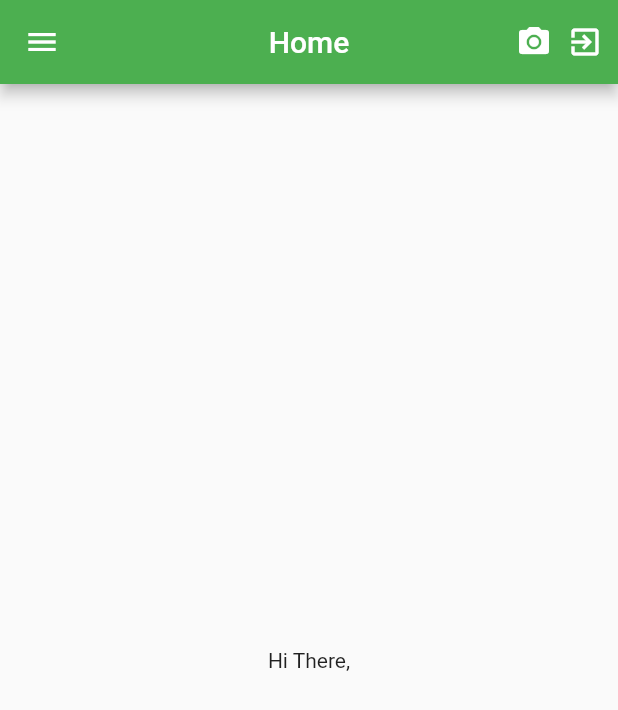
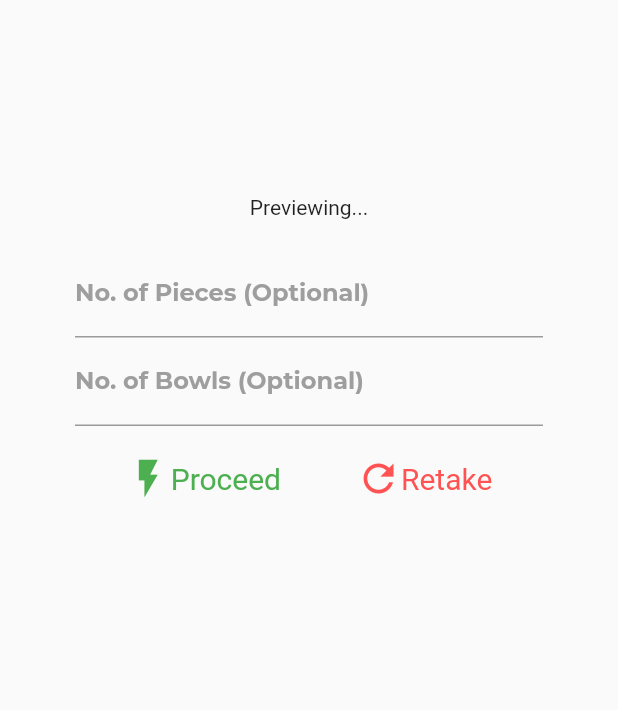
Before and after one commit to allenabraham777/foce-frontend, a Flutter app: the HomePage screen opened by its route, after a tap on the "camera alt" icon, on a phone screen of 412 x 824 dp. Shown: the top 710 px of the screen. Run offline on Flutter 3.47's test engine with Material 2 defaults, Android fonts, the phone set to English and light mode, and no system bars; our stand-ins replace image_picker, shared_preferences; accounts and stored records are empty; project files that could hold a hidden picture were left out.

Commit message:
Image capturing and sending it for processing implemented

```diff
--- a/lib/config/config.dart
+++ b/lib/config/config.dart
@@ -1,2 +1,3 @@
 // const String server_url = "http://192.168.199.14:3000";
+// const String server_url = "http://192.168.43.150:3000";
 const String server_url = "https://foce-backend.herokuapp.com";
--- /dev/null
+++ b/lib/screens/camera.dart
@@ -0,0 +1,213 @@
+import 'package:flutter/material.dart';
+import 'dart:io';
+import 'package:image_picker/image_picker.dart';
+import 'package:frontend/utils/network_utils.dart';
+
+enum CamState {
+  cameraOn,
+  cameraOff,
+  loadingData
+}
+class CameraPage extends StatefulWidget {
+  @override
+  _CameraPageState createState() => _CameraPageState();
+}
+
+class _CameraPageState extends State<CameraPage> {
+  CamState camState = CamState.cameraOn;
+  bool result = false;
+  File _image;
+  String food, calorie;
+
+  Future getImage() async {
+    File image;
+    image = await ImagePicker.pickImage(source: ImageSource.camera);
+    setState(() {
+      _image = image;
+      camState = CamState.cameraOff;
+    });
+  }
+
+  void callCamera () {
+    setState(() {
+      _image = null;
+      camState = CamState.cameraOn;
+    });
+  }
+
+  void processdata() async{
+    Prediction pred = new Prediction();
+    File image = _image;
+    setState(() {
+      result = false;
+      camState = CamState.loadingData;
+    });
+    Map res = await pred.predictCalorie(image);
+    setState(() {
+      food = res["food"];
+      calorie = res["calorie"];
+      result = true;
+    });
+  }
+
+
+  @override
+  Widget build(BuildContext context) {
+    final TextEditingController _piecesController = new TextEditingController();
+    final TextEditingController _bowlsController = new TextEditingController();
+    switch(camState) {
+      case CamState.cameraOn: getImage();
+        break;
+      case CamState.cameraOff: return Scaffold(
+        body: SafeArea(
+          child: SingleChildScrollView(
+            child: Container(
+              child: Center(
+                child: Container(
+                  padding: EdgeInsets.all(50.0),
+                  child: Column(
+                    children: <Widget>[
+                      Container(
+                        child: _image == null ? Container(
+                          padding: EdgeInsets.only(top: 80.0),
+                          child: Text("Previewing...")
+                        ) : Image.file(_image, height: 250.0, width: 250.0)
+                      ),
+                      SizedBox(height: 20.0),
+                      TextField(
+                        controller: _piecesController,
+                        decoration: InputDecoration(
+                          labelText: 'No. of Pieces (Optional)',
+                          labelStyle: TextStyle(
+                            fontFamily: 'Montserrat',
+                            fontWeight: FontWeight.bold,
+                            color: Colors.grey),
+                          focusedBorder: UnderlineInputBorder(
+                            borderSide: BorderSide(
+                              color: Colors.green
+                            )
+                          )
+                        ),
+                      ),
+                      TextField(
+                        controller: _bowlsController,
+                        decoration: InputDecoration(
+                          labelText: 'No. of Bowls (Optional)',
+                          labelStyle: TextStyle(
+                            fontFamily: 'Montserrat',
+                            fontWeight: FontWeight.bold,
+                            color: Colors.grey),
+                          focusedBorder: UnderlineInputBorder(
+                            borderSide: BorderSide(
+                              color: Colors.green
+                            )
+                          )
+                        ),
+                      ),
+                      SizedBox(height: 20.0),
+                      Row(
+                        mainAxisAlignment: MainAxisAlignment.center,
+                        children: <Widget>[
+                          InkWell(
+                            onTap: () {
+                              processdata();
+                            },
+                            child: Row(
+                              children: <Widget>[
+                                Icon(
+                                  Icons.flash_on,
+                                  size: 30.0,
+                                  color: Colors.green,
+                                ),
+                                Text(
+                                  "Proceed",
+                                  style: TextStyle(
+                                    fontSize: 20.0,
+                                    color: Colors.green
+                                  )
+                                )
+                              ],
+                            ),
+                          ),
+                          SizedBox(width: 50.0),
+                          InkWell(
+                            onTap: () {
+                              callCamera();
+                            },
+                            child: Row(
+                              children: <Widget>[
+                                Icon(
+                                  Icons.refresh,
+                                  size: 30.0,
+                                  color: Colors.redAccent
+                                ),
+                                Text(
+                                  "Retake",
+                                  style: TextStyle(
+                                    fontSize: 20.0,
+                                    color: Colors.redAccent
+                                  )
+                                )
+                              ],
+                            ),
+                          ),
+                        ],
+                      ),
+                    ],
+                  ),
+                )
+              )
+            ),
+          ),
+        ),
+      );
+      case CamState.loadingData:
+        return Scaffold(
+          body: SafeArea(
+            child: Container(
+              child: result == true ? Center(
+                child: Container(
+                  padding: EdgeInsets.only(top: 50),
+                  alignment: Alignment.center,
+                  child: Column(
+                    children: <Widget>[
+                      Image.file(_image, height: 250.0, width: 250.0),
+                      SizedBox(height: 30),
+                      Text(
+                        food != null ? food.toUpperCase() : "",
+                        style: TextStyle(
+                          fontSize: 30.0,
+                          color: Colors.green,
+                          fontWeight: FontWeight.bold,
+                        ),
+                      ),
+                      Text(
+                        calorie != null ? calorie : "",
+                        style: TextStyle(
+                          fontSize: 20.0,
+                          color: Colors.blueGrey,
+                          fontWeight: FontWeight.bold,
+                        ),
+                      ),
+                      SizedBox(height: 50.0),
+                      RaisedButton(
+                        onPressed: () {
+                          Navigator.of(context).pop();
+                        },
+                        child: Text(
+                          "Complete"
+                        ),
+                      )
+                    ],
+                  ),
+                )
+              ):Center(
+                child: Text("Loading........")
+              )
+            ),
+          ),
+        );
+    }
+    return Container();
+  }
+}
--- a/lib/screens/home.dart
+++ b/lib/screens/home.dart
@@ -1,4 +1,5 @@
 import 'package:flutter/material.dart';
+import 'package:frontend/screens/camera.dart';
 import 'package:frontend/utils/auth.dart';
 import 'dart:convert';
 
@@ -72,7 +73,9 @@ class _HomePageState extends State<HomePage> {
         centerTitle: true,
         actions: <Widget>[
           InkWell(
-            onTap: () {},
+            onTap: () {
+              Navigator.push(context, MaterialPageRoute(builder: (context) => CameraPage()));
+            },
             child: Icon(Icons.camera_alt),
           ),
           SizedBox(width: 10),
--- /dev/null
+++ b/lib/utils/network_utils.dart
@@ -0,0 +1,27 @@
+import 'dart:convert';
+import 'dart:io';
+import 'package:frontend/config/config.dart';
+import 'package:frontend/utils/auth.dart';
+import 'package:http/http.dart' as http;
+
+class Prediction {
+  Future <Map> predictCalorie(File image, {String piece, String bowl}) async {
+    Auth auth = new Auth();
+    String token = await auth.currentUserToken();
+    String base64Image = "";
+    if(image != null){
+      base64Image = base64Encode(image.readAsBytesSync());
+    }
+    var res = await http.post(
+      '$server_url/api/prediction',
+      headers: {"auth-token": token},
+      body: {
+        "image": base64Image,
+        "piece": piece != null ? piece : "" ,
+        "bowl": bowl != null ? bowl : ""
+      }
+    );
+    print(res.body);
+    return jsonDecode(res.body);
+  }
+}
--- a/pubspec.yaml
+++ b/pubspec.yaml
@@ -29,6 +29,8 @@ dependencies:
 dev_dependencies:
   flutter_test:
     sdk: flutter
+  image_picker: ^0.6.6+5
+  dio: ^3.0.9
 
 
 
```
Also changed, not shown: pubspec.lock.
